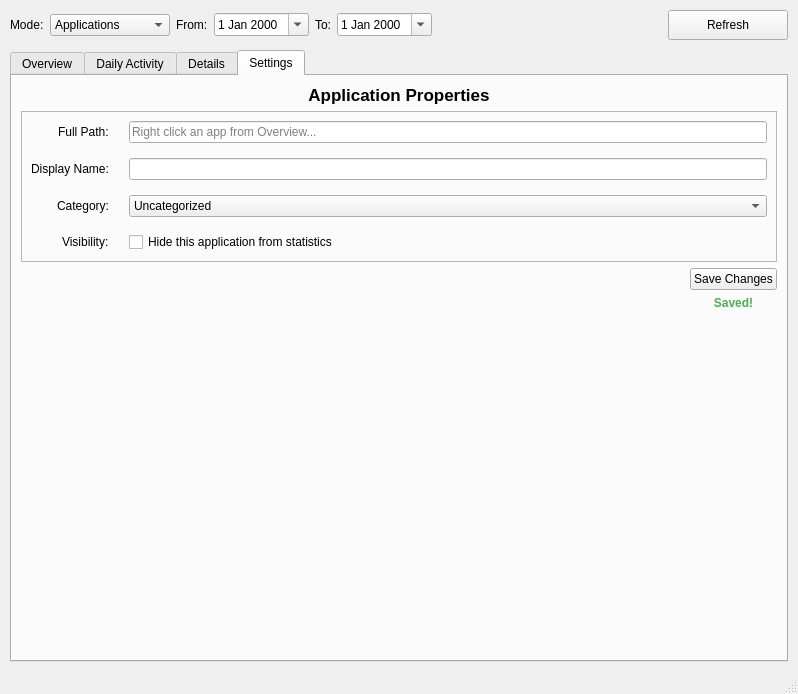
Above: src/ActivityDashboard.ui from Kvazarus/Activity_Insight before the change. Below: the same form after it.
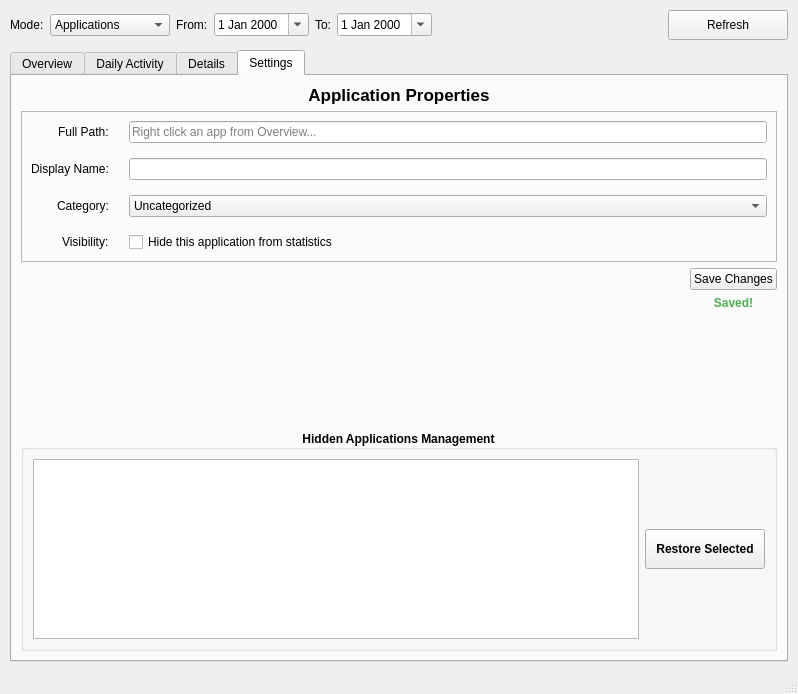
That is the form after the change. The open tabs and pages were chosen to show the change. Custom widgets are drawn as their Qt base class.

Commit message: added hidden apps management panel in settings

The edit to the form file:
```diff
--- a/src/ActivityDashboard.ui
+++ b/src/ActivityDashboard.ui
@@ -527,6 +527,46 @@
           </property>
          </spacer>
         </item>
+        <item>
+         <widget class="QGroupBox" name="groupBoxHiddenApps">
+          <property name="font">
+           <font>
+            <bold>true</bold>
+           </font>
+          </property>
+          <property name="title">
+           <string>Hidden Applications Management</string>
+          </property>
+          <property name="alignment">
+           <set>Qt::AlignmentFlag::AlignCenter</set>
+          </property>
+          <layout class="QHBoxLayout" name="horizontalLayout_2">
+           <item>
+            <widget class="QListWidget" name="listHiddenApps">
+             <property name="maximumSize">
+              <size>
+               <width>16777215</width>
+               <height>180</height>
+              </size>
+             </property>
+            </widget>
+           </item>
+           <item>
+            <widget class="QPushButton" name="btnRestoreHidden">
+             <property name="minimumSize">
+              <size>
+               <width>120</width>
+               <height>40</height>
+              </size>
+             </property>
+             <property name="text">
+              <string>Restore Selected</string>
+             </property>
+            </widget>
+           </item>
+          </layout>
+         </widget>
+        </item>
        </layout>
       </widget>
      </widget>
```
The commit also changes 5 other files.
